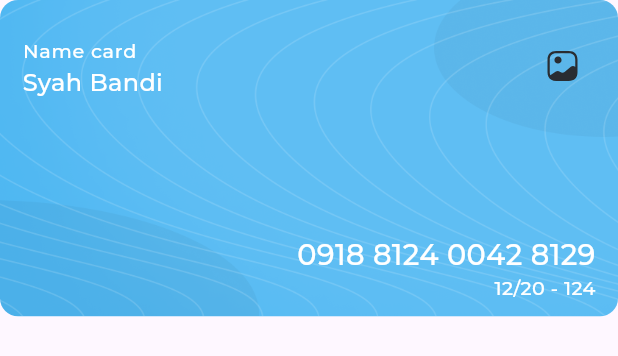
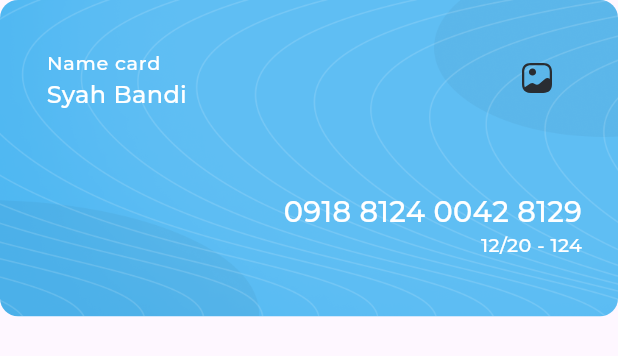
Before and after one commit to MohamedRamadan7/responsive_dash_board, a Flutter app: the MyCard widget shown alone on an empty page, opened directly, on a phone screen of 412 x 824 dp. Shown: the top 356 px of the screen. Run offline on Flutter 3.47's test engine with Material 3 defaults, Android fonts, the phone set to English and light mode, and no system bars; our stand-ins replace expandable_page_view, fl_chart, flutter_svg; project files that could hold a hidden picture were left out.

```diff
--- a/lib/views/widgets/my_card.dart
+++ b/lib/views/widgets/my_card.dart
@@ -1,3 +1,4 @@
+import 'package:flutter/cupertino.dart';
 import 'package:flutter/material.dart';
 import 'package:flutter_svg/flutter_svg.dart';
 import 'package:responsive_dash_board/utils/app_images.dart';
@@ -24,7 +25,7 @@ class MyCard extends StatelessWidget {
           children: [
             ListTile(
               contentPadding:
-                  const EdgeInsets.only(left: 15, right: 25, top: 8),
+                  const EdgeInsets.only(left: 31, right: 42, top: 16),
               title: Text(
                 'Name card',
                 style: AppStyles.styleRegular16(context)
@@ -38,7 +39,7 @@ class MyCard extends StatelessWidget {
             ),
             const Spacer(),
             Padding(
-              padding: const EdgeInsets.only(right: 15),
+              padding: const EdgeInsets.only(right: 24),
               child: Column(
                 crossAxisAlignment: CrossAxisAlignment.end,
                 children: [
@@ -52,10 +53,14 @@ class MyCard extends StatelessWidget {
                     style: AppStyles.styleRegular16(context)
                         .copyWith(color: Colors.white),
                   ),
-                  const SizedBox(height: 10),
                 ],
               ),
-            )
+            ),
+            const Flexible(
+              child: SizedBox(
+                height: 36,
+              ),
+            ),
           ],
         ),
       ),
```
